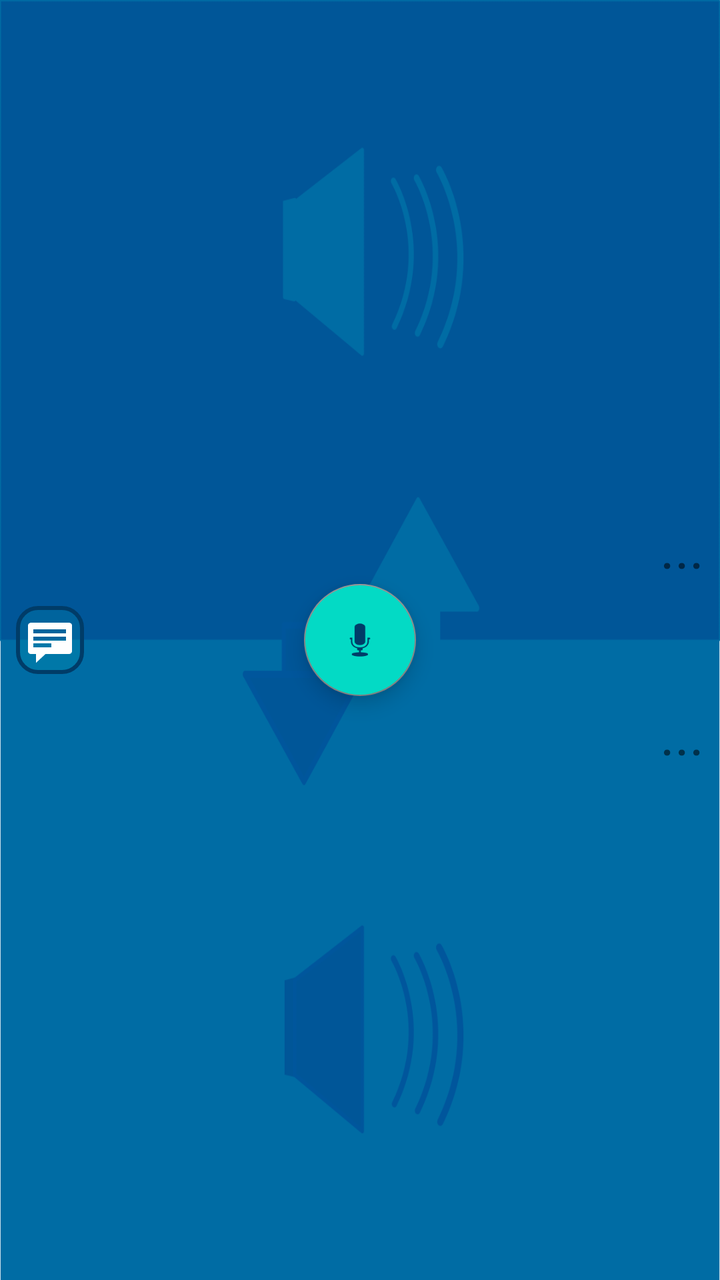
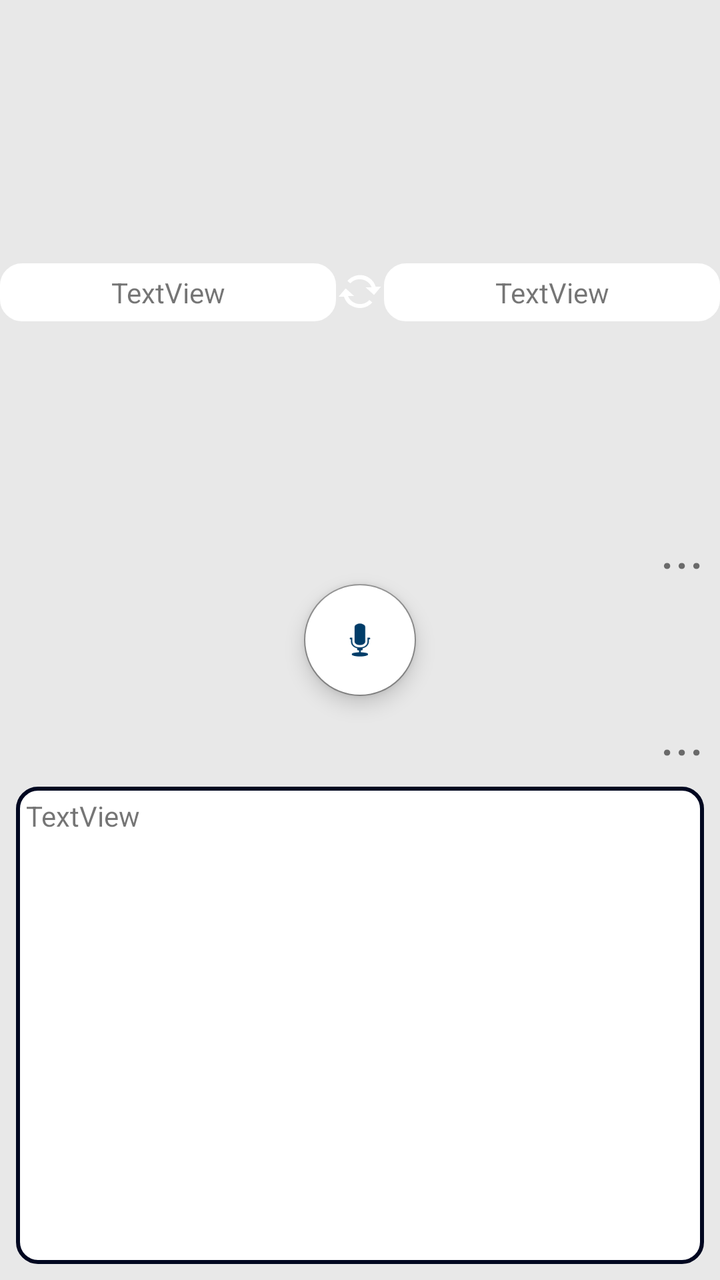

Two renders of the same Android screen: before a commit and after it. Below are the layout's source before the change and the commit's diff.
<!-- AndroidManifest.xml: application theme Theme.Translation_App -->
<!-- res/layout/fragment_home.xml -->
<?xml version="1.0" encoding="utf-8"?>
<androidx.constraintlayout.widget.ConstraintLayout xmlns:android="http://schemas.android.com/apk/res/android"
    xmlns:app="http://schemas.android.com/apk/res-auto"
    xmlns:tools="http://schemas.android.com/tools"
    android:id="@+id/speech_screen"
    android:layout_width="match_parent"
    android:layout_height="match_parent"
    tools:context=".ui.home.HomeFragment">

    
    
    
    
    
    
    
    


    <ImageView
        android:id="@+id/imageView4"
        android:layout_width="0dp"
        android:layout_height="0dp"
        android:backgroundTint="#006CA3"
        android:scaleType="fitXY"
        app:layout_constraintBottom_toBottomOf="parent"
        app:layout_constraintEnd_toEndOf="parent"
        app:layout_constraintHorizontal_bias="1.0"
        app:layout_constraintStart_toStartOf="parent"
        app:layout_constraintTop_toTopOf="parent"
        app:layout_constraintVertical_bias="0.0"
        app:srcCompat="@drawable/speech_design" />

    <com.google.android.material.floatingactionbutton.FloatingActionButton
        android:id="@+id/mic_button"
        android:layout_width="wrap_content"
        android:layout_height="wrap_content"
        android:backgroundTint="@color/teal_200"
        android:clickable="true"
        android:src="@android:drawable/ic_btn_speak_now"
        app:layout_constraintBottom_toBottomOf="parent"
        app:layout_constraintEnd_toEndOf="parent"
        app:layout_constraintStart_toStartOf="parent"
        app:layout_constraintTop_toTopOf="parent" />

    <TextView
        android:id="@+id/speech_flag_in"
        android:layout_width="wrap_content"
        android:layout_height="wrap_content"
        android:layout_marginEnd="8dp"
        android:text="..."
        android:textSize="28sp"
        app:layout_constraintBottom_toTopOf="@+id/mic_button"
        app:layout_constraintEnd_toEndOf="parent" />

    <TextView
        android:id="@+id/speech_flag_out"
        android:layout_width="wrap_content"
        android:layout_height="wrap_content"
        android:layout_marginEnd="8dp"
        android:text="..."
        android:textSize="28sp"
        app:layout_constraintEnd_toEndOf="parent"
        app:layout_constraintTop_toBottomOf="@+id/mic_button" />


    <ImageButton
        android:id="@+id/text_button"
        android:layout_width="wrap_content"
        android:layout_height="wrap_content"
        android:layout_marginStart="8dp"
        android:background="@drawable/button_border"
        android:clickable="true"
        android:src="@android:drawable/stat_notify_chat"
        app:layout_constraintBottom_toBottomOf="@+id/mic_button"
        app:layout_constraintStart_toStartOf="parent"
        app:layout_constraintTop_toTopOf="@+id/mic_button"
        app:rippleColor="@color/black" />

    <TextView
        android:id="@+id/transcript_view"
        android:layout_width="0dp"
        android:layout_height="0dp"
        android:layout_marginStart="8dp"
        android:layout_marginTop="8dp"
        android:layout_marginEnd="8dp"
        android:layout_marginBottom="8dp"
        android:background="@drawable/border"
        android:text="TextView"
        android:visibility="invisible"
        app:layout_constraintBottom_toBottomOf="parent"
        app:layout_constraintEnd_toEndOf="parent"
        app:layout_constraintStart_toStartOf="parent"
        app:layout_constraintTop_toBottomOf="@+id/speech_flag_out" />


</androidx.constraintlayout.widget.ConstraintLayout>
<!-- resources referenced by this layout -->
<resources>
  <color name="black">#FF000000</color>
  <color name="teal_200">#FF03DAC5</color>
  <!-- drawable border (drawable) -->
  <?xml version="1.0" encoding="utf-8"?>
  <selector xmlns:android="http://schemas.android.com/apk/res/android">
      <item>
          <shape xmlns:android="http://schemas.android.com/apk/res/android"
              android:shape="rectangle">
  
              <corners
                  android:bottomRightRadius="10dp"
                  android:radius="10dp" />
  
  
  
  
              <solid
                  android:color="@android:color/white" />
  
              <stroke
                  android:width="2dp"
                  android:color="#000720" />
  
              <padding
                  android:left="5dp"
                  android:top="5dp"
                  android:right="5dp"
                  android:bottom="5dp" />
          </shape>
      </item>
  </selector>
  <!-- drawable button_border (drawable) -->
  <?xml version="1.0" encoding="utf-8"?>
  <selector xmlns:android="http://schemas.android.com/apk/res/android">
      <item>
          <shape xmlns:android="http://schemas.android.com/apk/res/android"
              android:shape="rectangle">
  
              <corners
                  android:bottomRightRadius="10dp"
                  android:radius="10dp" />
              
              
              
  
              <solid
                  android:color="#1B03DAC5" />
  
              <stroke
                  android:width="2dp"
                  android:color="@color/dark_blue" />
  
              <padding
                  android:left="5dp"
                  android:top="5dp"
                  android:right="5dp"
                  android:bottom="5dp" />
          </shape>
      </item>
  </selector>
  <!-- drawable speech_design: png bitmap (drawable, 31425 bytes) -->
  <style name="Theme.Translation_App" parent="Theme.MaterialComponents.DayNight.DarkActionBar">
          
          <item name="colorPrimary">@color/white</item>  
          <item name="colorPrimaryVariant">@color/purple_700</item>
          <item name="colorOnPrimary">@color/white</item>
          
          <item name="colorSecondary">#888888</item>
          <item name="colorSecondaryVariant">@color/teal_700</item>
          <item name="colorOnSecondary">@color/dark_blue</item> 
          
          <item name="android:statusBarColor">?attr/colorPrimaryVariant</item>
          
          <item name="windowActionBar">false</item>
          <item name="windowNoTitle">true</item>
          <item name="alertDialogTheme">@style/AlertDialogTheme</item>
      </style>
  <color name="dark_blue">#003C68</color>
  <color name="white">#FFFFFFFF</color>
  <color name="purple_700">#FF3700B3</color>
  <color name="teal_700">#FF018786</color>
  <style name="AlertDialogTheme" parent="ThemeOverlay.MaterialComponents.Dialog.Alert">
          <item name="buttonBarNegativeButtonStyle">@style/NegativeButtonStyle</item>
      </style>
  <style name="NegativeButtonStyle" parent="Widget.MaterialComponents.Button.TextButton.Dialog">
          <item name="android:textColor">#000000</item>
      </style>
</resources>

<!-- the commit's change to res/layout/fragment_home.xml (unified diff, before → after) -->
@@ -21,21 +21,21 @@
         android:id="@+id/imageView4"
         android:layout_width="0dp"
         android:layout_height="0dp"
-        android:backgroundTint="#006CA3"
+        android:background="#FFFFFF"
+        android:backgroundTint="#E8E8E8"
         android:scaleType="fitXY"
         app:layout_constraintBottom_toBottomOf="parent"
         app:layout_constraintEnd_toEndOf="parent"
-        app:layout_constraintHorizontal_bias="1.0"
+        app:layout_constraintHorizontal_bias="0.0"
         app:layout_constraintStart_toStartOf="parent"
         app:layout_constraintTop_toTopOf="parent"
-        app:layout_constraintVertical_bias="0.0"
-        app:srcCompat="@drawable/speech_design" />
+        app:layout_constraintVertical_bias="0.0" />
 
     <com.google.android.material.floatingactionbutton.FloatingActionButton
         android:id="@+id/mic_button"
         android:layout_width="wrap_content"
         android:layout_height="wrap_content"
-        android:backgroundTint="@color/teal_200"
+        android:backgroundTint="@color/white"
         android:clickable="true"
         android:src="@android:drawable/ic_btn_speak_now"
         app:layout_constraintBottom_toBottomOf="parent"
@@ -64,19 +64,6 @@
         app:layout_constraintTop_toBottomOf="@+id/mic_button" />
 
 
-    <ImageButton
-        android:id="@+id/text_button"
-        android:layout_width="wrap_content"
-        android:layout_height="wrap_content"
-        android:layout_marginStart="8dp"
-        android:background="@drawable/button_border"
-        android:clickable="true"
-        android:src="@android:drawable/stat_notify_chat"
-        app:layout_constraintBottom_toBottomOf="@+id/mic_button"
-        app:layout_constraintStart_toStartOf="parent"
-        app:layout_constraintTop_toTopOf="@+id/mic_button"
-        app:rippleColor="@color/black" />
-
     <TextView
         android:id="@+id/transcript_view"
         android:layout_width="0dp"
@@ -87,11 +74,46 @@
         android:layout_marginBottom="8dp"
         android:background="@drawable/border"
         android:text="TextView"
-        android:visibility="invisible"
+        android:visibility="visible"
         app:layout_constraintBottom_toBottomOf="parent"
         app:layout_constraintEnd_toEndOf="parent"
         app:layout_constraintStart_toStartOf="parent"
         app:layout_constraintTop_toBottomOf="@+id/speech_flag_out" />
 
+    <ImageView
+        android:id="@+id/switch_button"
+        android:layout_width="wrap_content"
+        android:layout_height="wrap_content"
+        android:src="@android:drawable/stat_notify_sync"
+        app:layout_constraintBottom_toTopOf="@+id/mic_button"
+        app:layout_constraintEnd_toEndOf="parent"
+        app:layout_constraintStart_toStartOf="parent"
+        app:layout_constraintTop_toTopOf="@+id/imageView4"
+        app:srcCompat="@android:drawable/presence_online" />
+
+    <TextView
+        android:id="@+id/flag_in"
+        android:layout_width="0dp"
+        android:layout_height="wrap_content"
+        android:background="@drawable/button_border_2"
+        android:text="TextView"
+        android:textAlignment="center"
+        app:layout_constraintBottom_toBottomOf="@+id/switch_button"
+        app:layout_constraintEnd_toStartOf="@+id/switch_button"
+        app:layout_constraintStart_toStartOf="parent"
+        app:layout_constraintTop_toTopOf="@+id/switch_button" />
+
+    <TextView
+        android:id="@+id/flag_out"
+        android:layout_width="0dp"
+        android:layout_height="wrap_content"
+        android:background="@drawable/button_border_2"
+        android:text="TextView"
+        android:textAlignment="center"
+        app:layout_constraintBottom_toBottomOf="@+id/switch_button"
+        app:layout_constraintEnd_toEndOf="parent"
+        app:layout_constraintStart_toEndOf="@+id/switch_button"
+        app:layout_constraintTop_toTopOf="@+id/switch_button" />
+
 
 </androidx.constraintlayout.widget.ConstraintLayout>
<!-- resource entries referenced after the edit -->
@@ -1,7 +1,5 @@
 <!-- resources referenced by this layout -->
 <resources>
-  <color name="black">#FF000000</color>
-  <color name="teal_200">#FF03DAC5</color>
   <!-- drawable border (drawable) -->
   <?xml version="1.0" encoding="utf-8"?>
   <selector xmlns:android="http://schemas.android.com/apk/res/android">
@@ -31,7 +29,7 @@
           </shape>
       </item>
   </selector>
-  <!-- drawable button_border (drawable) -->
+  <!-- drawable button_border_2 (drawable) -->
   <?xml version="1.0" encoding="utf-8"?>
   <selector xmlns:android="http://schemas.android.com/apk/res/android">
       <item>
@@ -46,11 +44,11 @@
               
   
               <solid
-                  android:color="#1B03DAC5" />
+                  android:color="#FFFFFF" />
   
               <stroke
                   android:width="2dp"
-                  android:color="@color/dark_blue" />
+                  android:color="@color/white" />
   
               <padding
                   android:left="5dp"
@@ -60,7 +58,6 @@
           </shape>
       </item>
   </selector>
-  <!-- drawable speech_design: png bitmap (drawable, 31425 bytes) -->
   <style name="Theme.Translation_App" parent="Theme.MaterialComponents.DayNight.DarkActionBar">
           
           <item name="colorPrimary">@color/white</item>  
